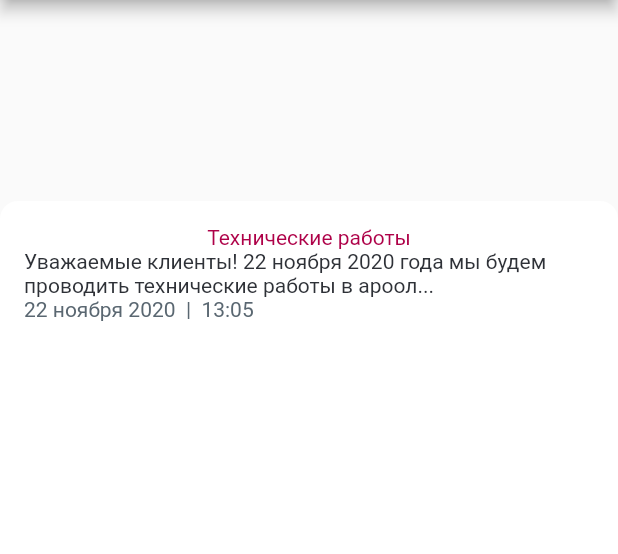
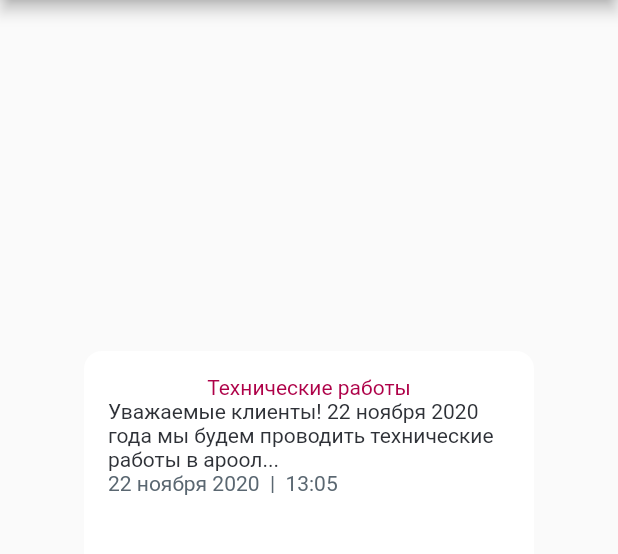
Before and after one commit to nilinov/figma_flutter, a Flutter app: the screen it shows after launch, on a phone screen of 412 x 824 dp, the part 84-638 px from its top. Run offline on Flutter 3.47's test engine with Material 2 defaults, Android fonts, the light colour scheme and no system bars.

Commit message:
demo widget

```diff
--- a/lib/demo_widget.dart
+++ b/lib/demo_widget.dart
@@ -18,17 +18,17 @@ class DemoWidget extends StatelessWidget {
                 child: Row(
               children: [
                 Expanded(
-                  child: Text("Технические работы",
-                      style: TextStyle(color: Color.fromRGBO(174, 1, 72, 1)), textAlign: TextAlign.center),
-                )
+                    child: Text("Технические работы",
+                        style: TextStyle(color: Color.fromRGBO(174, 1, 72, 1)), textAlign: TextAlign.center))
               ],
+              crossAxisAlignment: CrossAxisAlignment.start,
             )),
             Text("Уважаемые клиенты! 22 ноября 2020 года мы будем проводить технические работы в ароол...",
                 style: TextStyle(color: Color.fromRGBO(46, 49, 55, 1)), textAlign: TextAlign.left),
             Text("22 ноября 2020  |  13:05",
                 style: TextStyle(color: Color.fromRGBO(90, 103, 113, 1)), textAlign: TextAlign.left)
           ],
-          crossAxisAlignment: CrossAxisAlignment.stretch,
+          crossAxisAlignment: CrossAxisAlignment.start,
         ));
   }
 }
--- a/lib/main.dart
+++ b/lib/main.dart
@@ -33,7 +33,7 @@ class _MyHomePageState extends State<MyHomePage> {
         child: Column(
           mainAxisAlignment: MainAxisAlignment.center,
           crossAxisAlignment: CrossAxisAlignment.center,
-          children: <Widget>[Container(child: DemoWidget(), constraints: BoxConstraints(maxHeight: 500, maxWidth: 500))],
+          children: <Widget>[Container(child: DemoWidget(), constraints: BoxConstraints(maxHeight: 300, maxWidth: 300))],
         ),
       ),
     );
```
